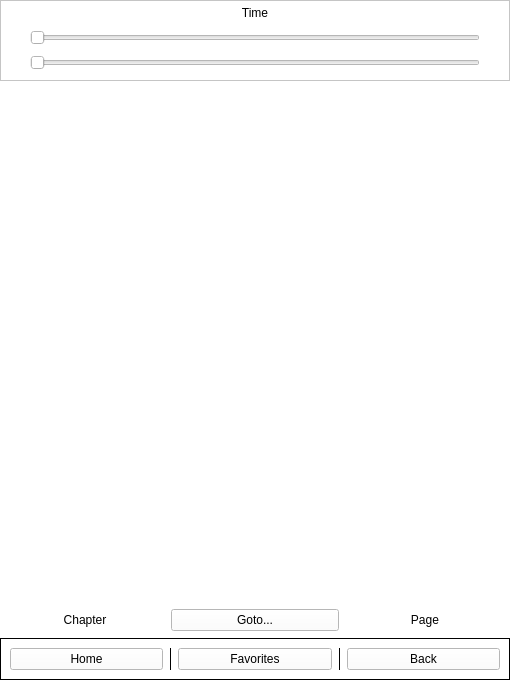
Old version of the form widgets/mangareaderwidget.ui in the repository Rain92/UltimateMangaReader.
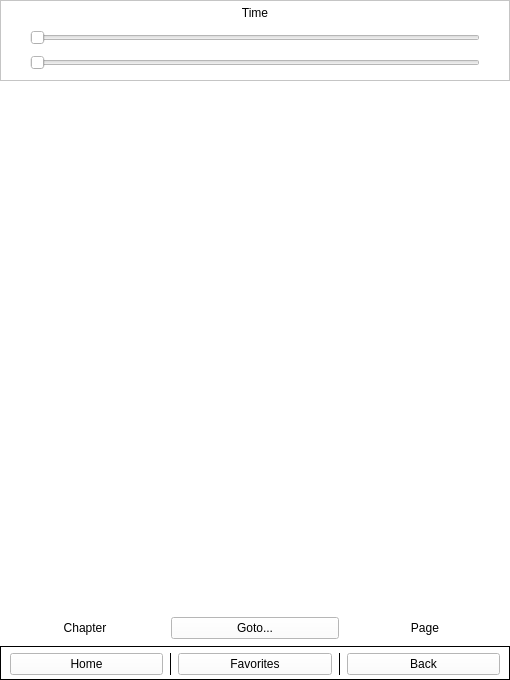
New version of the form. Custom widgets are drawn as their Qt base class.

Diff of the .ui file:
```diff
--- a/widgets/mangareaderwidget.ui
+++ b/widgets/mangareaderwidget.ui
@@ -297,6 +297,12 @@
             <enum>QFrame::Plain</enum>
            </property>
            <layout class="QHBoxLayout" name="horizontalLayout">
+            <property name="topMargin">
+             <number>6</number>
+            </property>
+            <property name="bottomMargin">
+             <number>4</number>
+            </property>
             <item>
              <widget class="QPushButton" name="pushButtonReaderHome">
               <property name="sizePolicy">
```
